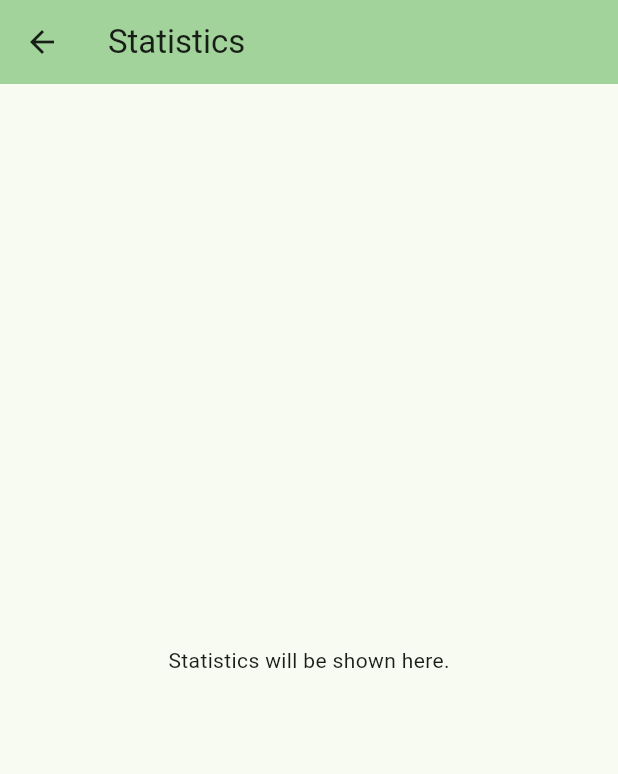
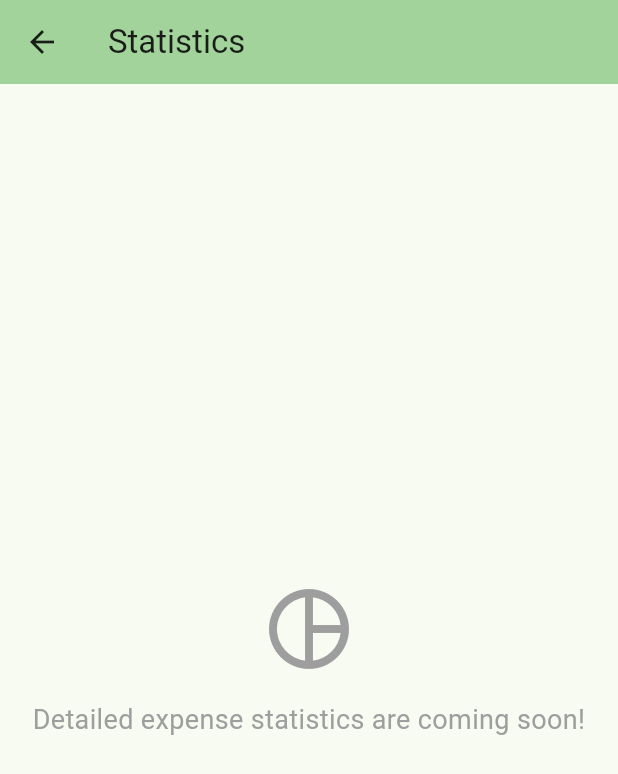
Before and after one commit to quadro-softworks/Expense-Tracker-, a Flutter app: the StatisticsScreen screen opened directly, on a phone screen of 412 x 824 dp. Shown: the top 774 px of the screen. Run offline on Flutter 3.47's test engine with Material 3 defaults, Android fonts, the phone set to English and light mode, and no system bars.

Commit message:
refactor: Update placeholder content in StatisticsScreen standalone file

```diff
--- a/lib/screens/statistics_screen.dart
+++ b/lib/screens/statistics_screen.dart
@@ -11,7 +11,18 @@ import 'package:flutter/material.dart';
         backgroundColor: Theme.of(context).colorScheme.inversePrimary,
       ),
       body: const Center(
-            child: Text('Statistics will be shown here.'),
+        child: Column(
+          mainAxisAlignment: MainAxisAlignment.center,
+          children: [
+            Icon(Icons.pie_chart_outline, size: 64, color: Colors.grey),
+            SizedBox(height: 16),
+            Text(
+              'Detailed expense statistics are coming soon!',
+              style: TextStyle(fontSize: 18, color: Colors.grey),
+              textAlign: TextAlign.center,
+            ),
+          ],
+        ),
       ),
     );
   }
```
Lines whose indentation alone changed are shown as unchanged.
